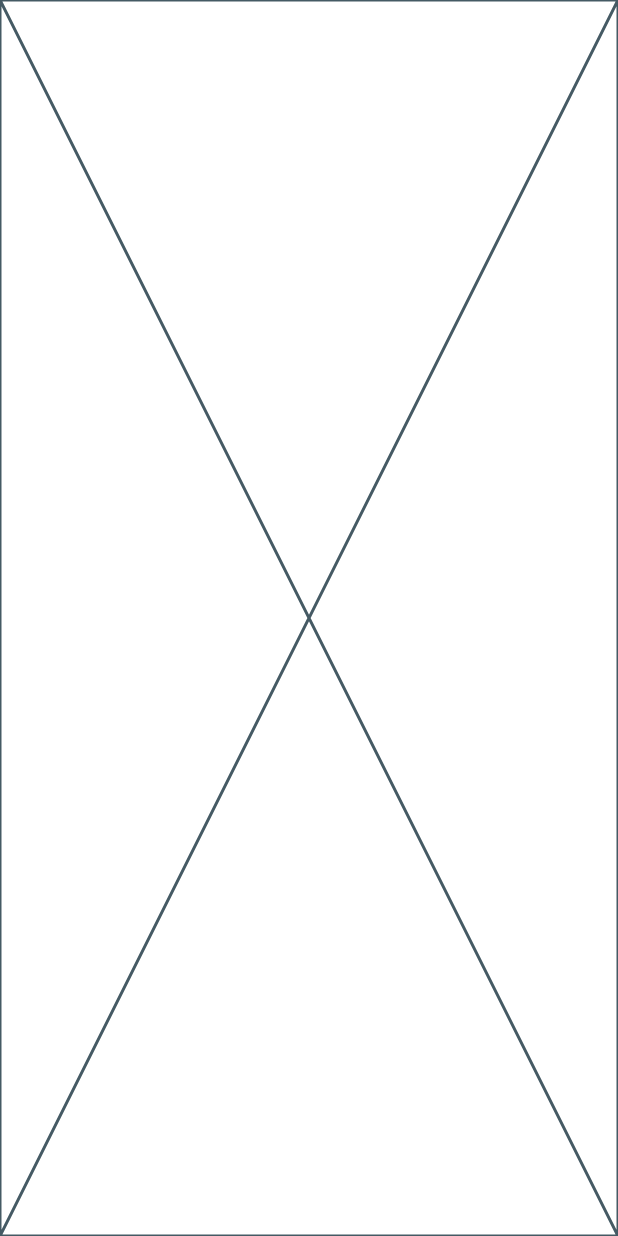
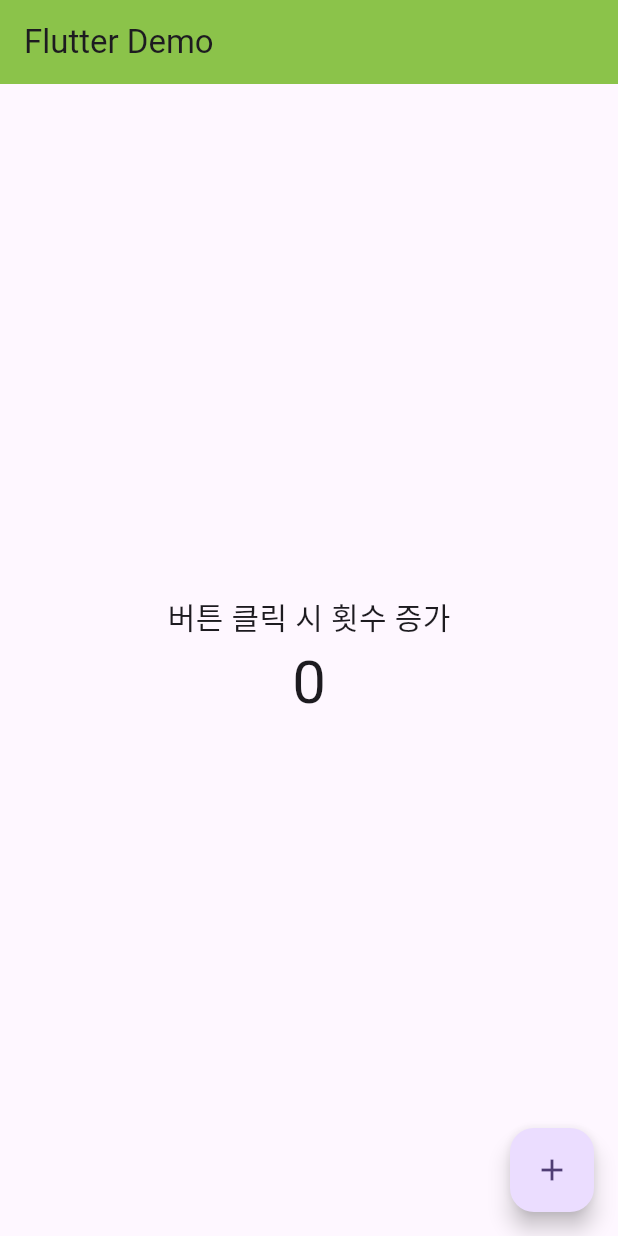
Before and after one commit to bebiv0212/daelim_2025, a Flutter app: the screen it shows after launch, on a phone screen of 412 x 824 dp. Run offline on Flutter 3.47's test engine with Material 3 defaults, Android fonts, the phone set to English and light mode, and no system bars.

Commit message:
second commit

```diff
--- a/lib/presentation/home/home_screen.dart
+++ b/lib/presentation/home/home_screen.dart
@@ -1,10 +1,44 @@
 import 'package:flutter/material.dart';
 
-class HomeScreen extends StatelessWidget {
+class HomeScreen extends StatefulWidget {
   const HomeScreen({super.key});
 
   @override
+  State<HomeScreen> createState() => _HomeScreenState();
+}
+
+class _HomeScreenState extends State<HomeScreen> {
+  int _conunt = 0;
+
+  void _handleIncreaseCount() {
+    setState(() {
+      _conunt++;
+    });
+  }
+
+  @override
   Widget build(BuildContext context) {
-    return const Placeholder();
+    return Scaffold(
+      appBar: AppBar(
+        backgroundColor: Colors.lightGreen,
+        title: Text('Flutter Demo'),
+      ),
+      floatingActionButton: FloatingActionButton(
+        onPressed: _handleIncreaseCount,
+        child: Icon(Icons.add),
+      ),
+      body: SafeArea(
+        child: SizedBox(
+          width: double.infinity,
+          child: Column(
+            mainAxisAlignment: MainAxisAlignment.center,
+            children: [
+              Text('버튼 클릭 시 횟수 증가', style: TextStyle(fontSize: 20)),
+              Text('$_conunt', style: TextStyle(fontSize: 40)),
+            ],
+          ),
+        ),
+      ),
+    );
   }
 }
```
